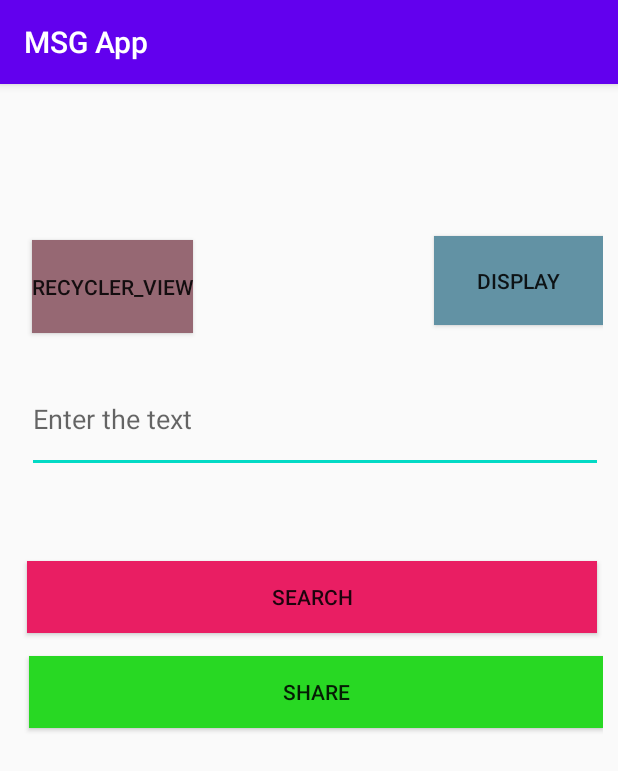
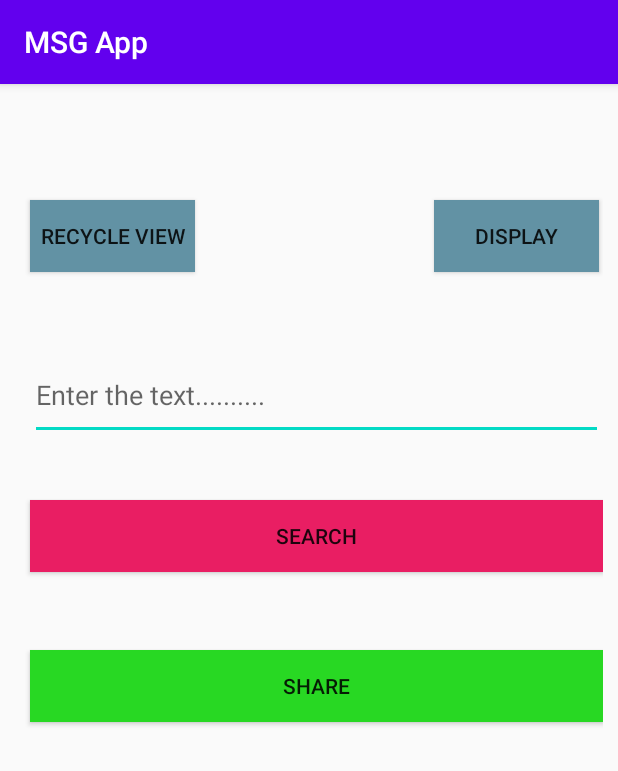
Before and after one commit to teja963/DATA-SEARCH-APP, an Android app: the screen it shows after launch (MainActivity), on a phone screen of 412 x 824 dp. Shown: the top 771 px of the screen. Run offline under Robolectric (Android 15) with nearby library versions, the phone set to English and light mode, and no system bars.

Commit message:
Recycle button is working and front page design completed

```diff
--- a/app/src/main/java/com/smartherd/msapp/MainActivity.kt
+++ b/app/src/main/java/com/smartherd/msapp/MainActivity.kt
@@ -13,6 +13,11 @@ class MainActivity: AppCompatActivity() {                          //First we ne
         super.onCreate(savedInstanceState)
         setContentView(R.layout.activity_main)                     //We need to connect activity_main to MainActivity through setcontent
 
+    button_recycler_view.setOnClickListener {
+        Log.i("MainActivity", "Recycler Button")
+        val intent = Intent(this, RecycleActivity::class.java)
+        startActivity(intent)
+    }
 
     button_display.setOnClickListener {
         Log.i("MainActivity", "Display Button")          //Debugging purpose
@@ -38,10 +43,7 @@ class MainActivity: AppCompatActivity() {                          //First we ne
         startActivity(Intent.createChooser(intent, "Share to:"))
     }
 
-    button_recycler_view.setOnClickListener {
-        val intent = Intent(this, RecycleActivity::class.java)
-        startActivity(intent)
-    }
+
 
     }
 
--- a/app/src/main/res/layout/activity_main.xml
+++ b/app/src/main/res/layout/activity_main.xml
@@ -10,73 +10,68 @@
     tools:visibility="visible">
 
     <Button
+        android:id="@+id/button_recycler_view"
+        android:layout_width="110dp"
+        android:layout_height="wrap_content"
+        android:layout_alignParentStart="true"
+        android:layout_alignParentTop="true"
+        android:layout_marginStart="10dp"
+        android:layout_marginTop="67dp"
+        android:text="Recycle View"
+        android:textAlignment="center"
+        android:background="#6292A4"/>
+
+    <Button
         android:id="@+id/button_display"
-        android:layout_width="124dp"
-        android:layout_height="59dp"
+        android:layout_width="110dp"
+        android:layout_height="wrap_content"
         android:layout_alignParentStart="true"
         android:layout_alignParentTop="true"
         android:layout_centerHorizontal="true"
         android:layout_marginStart="279dp"
-        android:layout_marginLeft="130dp"
-        android:layout_marginTop="91dp"
-        android:layout_marginRight="110dp"
-        android:background="#6292A4"
+        android:layout_marginTop="67dp"
         android:text="Display"
-        android:textAlignment="center" />
+        android:textAlignment="center"
+        android:background="#6292A4"/>
 
     <EditText
         android:id="@+id/user_input"
-        android:layout_width="401dp"
-        android:layout_height="72dp"
+        android:layout_width="match_parent"
+        android:layout_height="60dp"
         android:layout_alignParentStart="true"
         android:layout_alignParentTop="true"
         android:layout_centerHorizontal="true"
-        android:layout_marginStart="8dp"
-        android:layout_marginTop="177dp"
+        android:layout_marginStart="10dp"
+        android:layout_marginTop="167dp"
         android:ems="10"
-        android:hint="Enter the text"
+        android:hint="Enter the text.........."
         android:inputType="textPersonName" />
 
     <Button
         android:id="@+id/button_search"
-        android:layout_width="380dp"
+        android:layout_width="match_parent"
         android:layout_height="wrap_content"
-        android:layout_below="@+id/button_display"
         android:layout_alignParentStart="true"
+        android:layout_alignParentTop="true"
         android:layout_centerHorizontal="true"
-        android:layout_marginStart="8dp"
-        android:layout_marginTop="157dp"
+        android:layout_marginStart="10dp"
+        android:layout_marginTop="267dp"
         android:background="#E91E63"
         android:text="Search"
         android:textAlignment="center" />
 
     <Button
         android:id="@+id/button_share"
-        android:layout_width="401dp"
+        android:layout_width="match_parent"
         android:layout_height="wrap_content"
-        android:layout_below="@+id/button_search"
         android:layout_alignParentStart="true"
         android:layout_alignParentTop="true"
         android:layout_centerHorizontal="true"
-        android:layout_marginStart="9dp"
-        android:layout_marginTop="371dp"
+        android:layout_marginStart="10dp"
+        android:layout_marginTop="367dp"
         android:background="#28D823"
         android:text="Share"
         android:textAlignment="center" />
 
-    <Button
-        android:id="@+id/button_recycler_view"
-        android:layout_width="wrap_content"
-        android:layout_height="67dp"
-        android:layout_alignParentStart="true"
-        android:layout_alignParentTop="true"
-        android:layout_alignParentBottom="true"
-        android:layout_marginStart="11dp"
-        android:layout_marginTop="94dp"
-        android:layout_marginBottom="592dp"
-        android:background="#966873"
-        android:text="Recycler_view"
-        android:textAlignment="center" />
-
 
 </RelativeLayout>
--- a/app/src/main/res/layout/activity_recycle.xml
+++ b/app/src/main/res/layout/activity_recycle.xml
@@ -1,5 +1,6 @@
 <?xml version="1.0" encoding="utf-8"?>
-<android.support.constraint.ConstraintLayout xmlns:android="http://schemas.android.com/apk/res/android"
+<android.support.constraint.ConstraintLayout
+    xmlns:android="http://schemas.android.com/apk/res/android"
     android:layout_width="match_parent"
     android:layout_height="match_parent">
 
```
